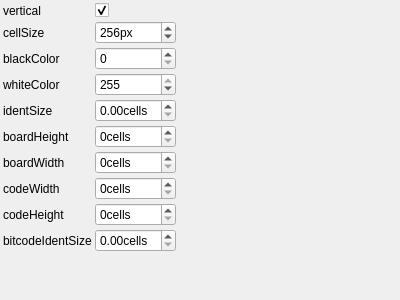
NickPenkrat/corecvs, file utils/corestructs/coreWidgets/bitcodeBoardParamsBaseControlWidget.ui: the form before one commit.
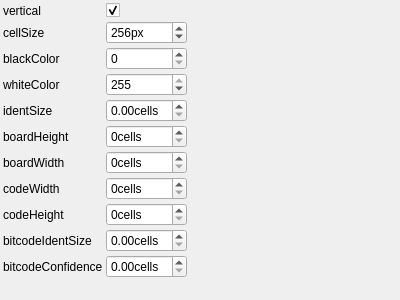
The form after the commit.

```diff
--- a/utils/corestructs/coreWidgets/bitcodeBoardParamsBaseControlWidget.ui
+++ b/utils/corestructs/coreWidgets/bitcodeBoardParamsBaseControlWidget.ui
@@ -220,7 +220,24 @@
        </property>
      </widget>
     </item>
-   <item row="10" column="0">
+    <item row="10" column="0">
+     <widget class="QLabel" name="label_10">
+       <property name="text">
+         <string>bitcodeConfidence</string>
+       </property>
+     </widget>
+    </item>
+    <item row="10" column="1">
+     <widget class="QDoubleSpinBox" name="bitcodeConfidenceSpinBox">
+       <property name="toolTip">
+         <string>Area in which the stats are collected during detection</string>
+       </property>
+       <property name="suffix">
+        <string>cells</string>
+       </property>
+     </widget>
+    </item>
+   <item row="11" column="0">
     <spacer name="verticalSpacer">
      <property name="orientation">
       <enum>Qt::Vertical</enum>
@@ -233,7 +250,7 @@
      </property>
     </spacer>
    </item>
-   <item row="10" column="2">
+   <item row="11" column="2">
     <spacer name="horizontalSpacer">
      <property name="orientation">
       <enum>Qt::Horizontal</enum>
```
Left out of the diff: 6 changed lines with no effect on the pictures.
